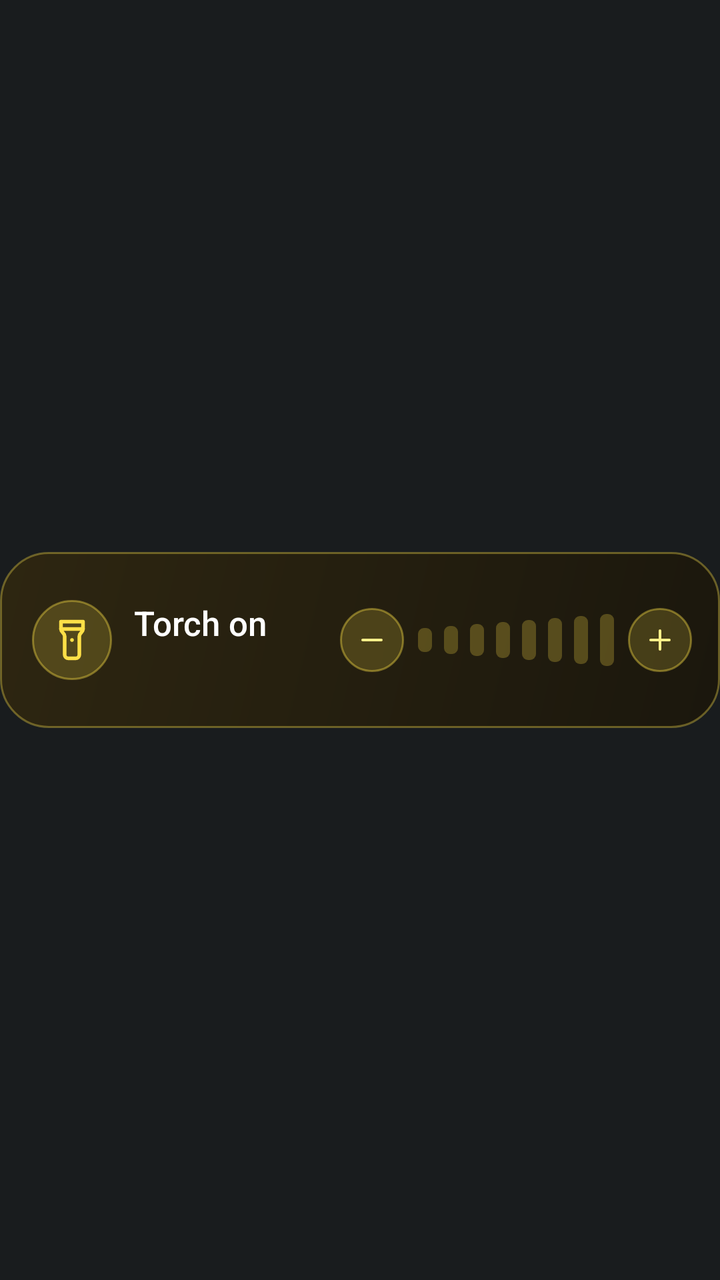
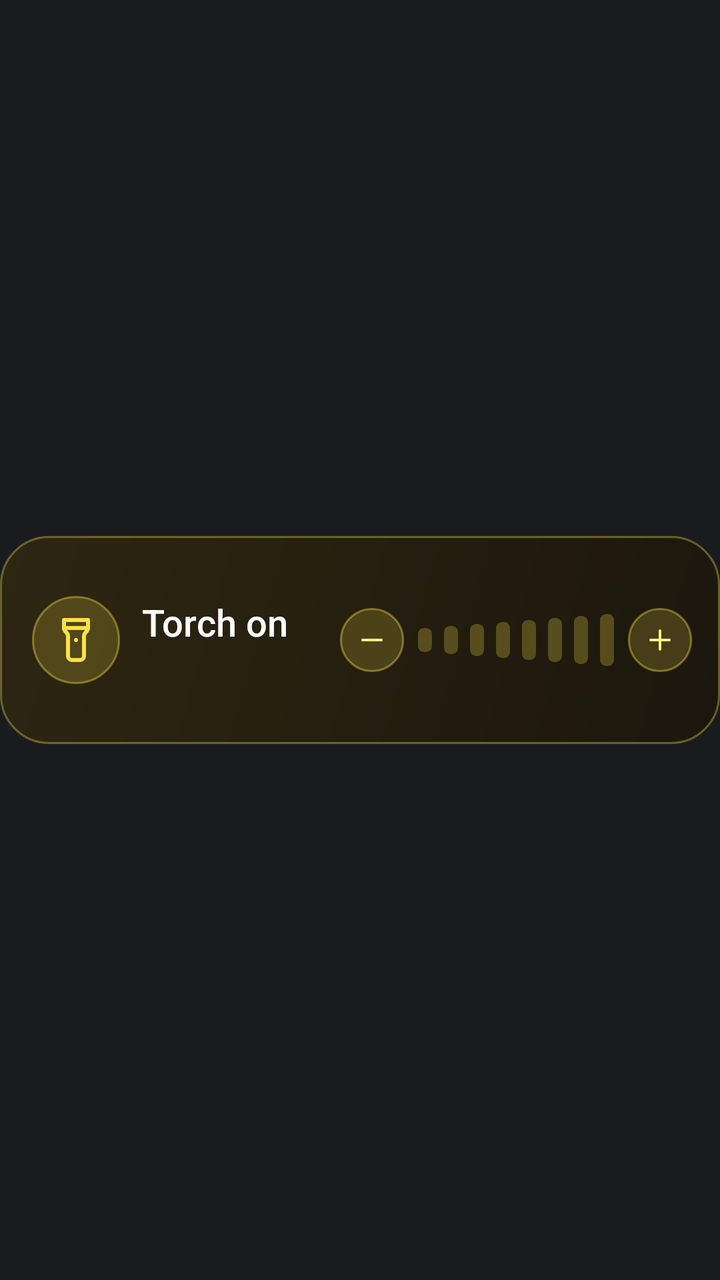

Compare the two renders of this Android layout. The source of the first and the diff that turns it into the second are given below.
<!-- AndroidManifest.xml: application theme Theme.AtAGlancePlus -->
<!-- res/layout/card_torch.xml -->
<?xml version="1.0" encoding="utf-8"?>
<FrameLayout xmlns:android="http://schemas.android.com/apk/res/android"
    android:id="@+id/card_root"
    style="@style/AagCardRoot">

    <LinearLayout
        android:id="@+id/card_body"
        style="@style/AagCardBody"
        android:background="@drawable/card_bg_torch"
        android:gravity="center_vertical"
        android:orientation="horizontal"
        android:paddingEnd="10dp">

        <FrameLayout
            android:id="@+id/torch_badge"
            android:layout_width="40dp"
            android:layout_height="40dp"
            android:background="@drawable/torch_button_bg">

            <ImageView
                android:id="@+id/torch_icon"
                android:layout_width="22dp"
                android:layout_height="22dp"
                android:layout_gravity="center"
                android:contentDescription="@null"
                android:src="@drawable/ic_torch" />
        </FrameLayout>

        <LinearLayout
            android:layout_width="0dp"
            android:layout_height="wrap_content"
            android:layout_marginStart="11dp"
            android:layout_weight="1"
            android:orientation="vertical">

            <TextView
                android:id="@+id/torch_title"
                style="@style/AagText.Title"
                android:layout_width="match_parent"
                android:layout_height="wrap_content"
                android:text="Torch on" />

            <TextView
                android:id="@+id/torch_detail"
                style="@style/AagText.Detail"
                android:layout_width="match_parent"
                android:layout_height="wrap_content"
                android:textColor="#FFFEF08A" />
        </LinearLayout>

        <LinearLayout
            android:id="@+id/torch_controls"
            android:layout_width="wrap_content"
            android:layout_height="match_parent"
            android:gravity="center_vertical"
            android:orientation="horizontal">

        <FrameLayout
            android:id="@+id/torch_down"
            android:layout_width="40dp"
            android:layout_height="match_parent"
            android:contentDescription="Dimmer">

            <FrameLayout
                android:id="@+id/torch_down_bg"
                android:layout_width="32dp"
                android:layout_height="32dp"
                android:layout_gravity="center"
                android:background="@drawable/torch_button_bg">

                <ImageView
                    android:id="@+id/torch_down_icon"
                    android:layout_width="16dp"
                    android:layout_height="16dp"
                    android:layout_gravity="center"
                    android:contentDescription="@null"
                    android:src="@drawable/ic_minus" />
            </FrameLayout>
        </FrameLayout>

        <LinearLayout
            android:id="@+id/torch_levels"
            android:layout_width="wrap_content"
            android:layout_height="match_parent"
            android:orientation="horizontal">

            <FrameLayout
                android:id="@+id/torch_step_1"
                android:layout_width="13dp"
                android:layout_height="match_parent"
                android:contentDescription="Brightness 1">

                <ImageView
                    android:id="@+id/torch_seg_1"
                    android:layout_width="7dp"
                    android:layout_height="12dp"
                    android:layout_gravity="center"
                    android:contentDescription="@null"
                    android:src="@drawable/torch_seg_off" />
            </FrameLayout>

            <FrameLayout
                android:id="@+id/torch_step_2"
                android:layout_width="13dp"
                android:layout_height="match_parent"
                android:contentDescription="Brightness 2">

                <ImageView
                    android:id="@+id/torch_seg_2"
                    android:layout_width="7dp"
                    android:layout_height="14dp"
                    android:layout_gravity="center"
                    android:contentDescription="@null"
                    android:src="@drawable/torch_seg_off" />
            </FrameLayout>

            <FrameLayout
                android:id="@+id/torch_step_3"
                android:layout_width="13dp"
                android:layout_height="match_parent"
                android:contentDescription="Brightness 3">

                <ImageView
                    android:id="@+id/torch_seg_3"
                    android:layout_width="7dp"
                    android:layout_height="16dp"
                    android:layout_gravity="center"
                    android:contentDescription="@null"
                    android:src="@drawable/torch_seg_off" />
            </FrameLayout>

            <FrameLayout
                android:id="@+id/torch_step_4"
                android:layout_width="13dp"
                android:layout_height="match_parent"
                android:contentDescription="Brightness 4">

                <ImageView
                    android:id="@+id/torch_seg_4"
                    android:layout_width="7dp"
                    android:layout_height="18dp"
                    android:layout_gravity="center"
                    android:contentDescription="@null"
                    android:src="@drawable/torch_seg_off" />
            </FrameLayout>

            <FrameLayout
                android:id="@+id/torch_step_5"
                android:layout_width="13dp"
                android:layout_height="match_parent"
                android:contentDescription="Brightness 5">

                <ImageView
                    android:id="@+id/torch_seg_5"
                    android:layout_width="7dp"
                    android:layout_height="20dp"
                    android:layout_gravity="center"
                    android:contentDescription="@null"
                    android:src="@drawable/torch_seg_off" />
            </FrameLayout>

            <FrameLayout
                android:id="@+id/torch_step_6"
                android:layout_width="13dp"
                android:layout_height="match_parent"
                android:contentDescription="Brightness 6">

                <ImageView
                    android:id="@+id/torch_seg_6"
                    android:layout_width="7dp"
                    android:layout_height="22dp"
                    android:layout_gravity="center"
                    android:contentDescription="@null"
                    android:src="@drawable/torch_seg_off" />
            </FrameLayout>

            <FrameLayout
                android:id="@+id/torch_step_7"
                android:layout_width="13dp"
                android:layout_height="match_parent"
                android:contentDescription="Brightness 7">

                <ImageView
                    android:id="@+id/torch_seg_7"
                    android:layout_width="7dp"
                    android:layout_height="24dp"
                    android:layout_gravity="center"
                    android:contentDescription="@null"
                    android:src="@drawable/torch_seg_off" />
            </FrameLayout>

            <FrameLayout
                android:id="@+id/torch_step_8"
                android:layout_width="13dp"
                android:layout_height="match_parent"
                android:contentDescription="Brightness 8">

                <ImageView
                    android:id="@+id/torch_seg_8"
                    android:layout_width="7dp"
                    android:layout_height="26dp"
                    android:layout_gravity="center"
                    android:contentDescription="@null"
                    android:src="@drawable/torch_seg_off" />
            </FrameLayout>

        </LinearLayout>

        <FrameLayout
            android:id="@+id/torch_up"
            android:layout_width="40dp"
            android:layout_height="match_parent"
            android:contentDescription="Brighter">

            <FrameLayout
                android:id="@+id/torch_up_bg"
                android:layout_width="32dp"
                android:layout_height="32dp"
                android:layout_gravity="center"
                android:background="@drawable/torch_button_bg">

                <ImageView
                    android:id="@+id/torch_up_icon"
                    android:layout_width="16dp"
                    android:layout_height="16dp"
                    android:layout_gravity="center"
                    android:contentDescription="@null"
                    android:src="@drawable/ic_plus" />
            </FrameLayout>
        </FrameLayout>

        </LinearLayout>
    </LinearLayout>

    
    <ImageView
        android:id="@+id/hold_bar"
        android:layout_width="match_parent"
        android:layout_height="@dimen/card_body_height"
        android:layout_gravity="center_vertical"
        android:contentDescription="@null"
        android:duplicateParentState="true"
        android:scaleType="fitXY"
        android:src="@drawable/hold_bar_red_400" />
</FrameLayout>
<!-- resources referenced by this layout -->
<resources>
  <dimen name="card_body_height">88dp</dimen>
  <!-- drawable torch_button_bg (drawable) -->
  <?xml version="1.0" encoding="utf-8"?>
  <shape xmlns:android="http://schemas.android.com/apk/res/android" android:shape="oval">
      <solid android:color="#2EFDE047" />
      <stroke android:width="1dp" android:color="#66FDE047" />
  </shape>
  <!-- drawable torch_seg_off (drawable) -->
  <?xml version="1.0" encoding="utf-8"?>
  <shape xmlns:android="http://schemas.android.com/apk/res/android" android:shape="rectangle">
      <solid android:color="#40FDE047" />
      <corners android:radius="3dp" />
  </shape>
  <style name="AagCardBody">
          <item name="android:layout_width">match_parent</item>
          <item name="android:layout_height">@dimen/card_body_height</item>
          <item name="android:layout_gravity">center_vertical</item>
          <item name="android:paddingStart">16dp</item>
          <item name="android:paddingEnd">18dp</item>
      </style>
  <style name="AagCardRoot">
          <item name="android:layout_width">match_parent</item>
          <item name="android:layout_height">88dp</item>
          <item name="android:clipChildren">false</item>
          <item name="android:clipToPadding">false</item>
      </style>
  <style name="AagText.Detail">
          <item name="android:textSize">13sp</item>
          <item name="android:fontFamily">sans-serif</item>
          <item name="android:lineHeight">17sp</item>
          <item name="android:letterSpacing">0.0077</item>
          <item name="android:textColor">#FFD8E2F0</item>
      </style>
  <style name="AagText.Title">
          <item name="android:textSize">17sp</item>
          <item name="android:fontFamily">sans-serif-medium</item>
          <item name="android:lineHeight">21sp</item>
      </style>
  <style name="Theme.AtAGlancePlus" parent="android:Theme.DeviceDefault.NoActionBar">
          <item name="android:windowLightStatusBar">false</item>
      </style>
  <!-- drawable hold_bar_red_full (drawable) -->
  <?xml version="1.0" encoding="utf-8"?>
  <vector xmlns:android="http://schemas.android.com/apk/res/android"
      android:width="380dp"
      android:height="76dp"
      android:viewportWidth="380"
      android:viewportHeight="76">
      <path
          android:name="ring"
          android:pathData="M190.0,1.25 H356 A22.75,22.75 0 0 1 378.75,24 V52 A22.75,22.75 0 0 1 356,74.75 H24 A22.75,22.75 0 0 1 1.25,52 V24 A22.75,22.75 0 0 1 24,1.25 Z"
          android:strokeColor="#FFF43F5E"
          android:strokeLineCap="round"
          android:strokeWidth="2.5"
          android:trimPathEnd="1" />
  </vector>
  <!-- drawable hold_bar_empty (drawable) -->
  <?xml version="1.0" encoding="utf-8"?>
  <vector xmlns:android="http://schemas.android.com/apk/res/android"
      android:width="380dp"
      android:height="76dp"
      android:viewportWidth="380"
      android:viewportHeight="76">
      <path
          android:name="ring"
          android:pathData="M190.0,1.25 H356 A22.75,22.75 0 0 1 378.75,24 V52 A22.75,22.75 0 0 1 356,74.75 H24 A22.75,22.75 0 0 1 1.25,52 V24 A22.75,22.75 0 0 1 24,1.25 Z"
          android:strokeColor="#00000000"
          android:strokeLineCap="round"
          android:strokeWidth="2.5"
          android:trimPathEnd="0" />
  </vector>
  <!-- drawable hold_bar_red_zero (drawable) -->
  <?xml version="1.0" encoding="utf-8"?>
  <vector xmlns:android="http://schemas.android.com/apk/res/android"
      android:width="380dp"
      android:height="76dp"
      android:viewportWidth="380"
      android:viewportHeight="76">
      <path
          android:name="ring"
          android:pathData="M190.0,1.25 H356 A22.75,22.75 0 0 1 378.75,24 V52 A22.75,22.75 0 0 1 356,74.75 H24 A22.75,22.75 0 0 1 1.25,52 V24 A22.75,22.75 0 0 1 24,1.25 Z"
          android:strokeColor="#FFF43F5E"
          android:strokeLineCap="round"
          android:strokeWidth="2.5"
          android:trimPathEnd="0" />
  </vector>
  <!-- unchanged entries left out for length: 6 -->
</resources>

<!-- the commit's change to res/layout/card_torch.xml (unified diff, before → after) -->
@@ -13,14 +13,14 @@
 
         <FrameLayout
             android:id="@+id/torch_badge"
-            android:layout_width="40dp"
-            android:layout_height="40dp"
+            android:layout_width="44dp"
+            android:layout_height="44dp"
             android:background="@drawable/torch_button_bg">
 
             <ImageView
                 android:id="@+id/torch_icon"
-                android:layout_width="22dp"
-                android:layout_height="22dp"
+                android:layout_width="24dp"
+                android:layout_height="24dp"
                 android:layout_gravity="center"
                 android:contentDescription="@null"
                 android:src="@drawable/ic_torch" />
<!-- resource entries referenced after the edit -->
@@ -1,6 +1,6 @@
 <!-- resources referenced by this layout -->
 <resources>
-  <dimen name="card_body_height">88dp</dimen>
+  <dimen name="card_body_height">104dp</dimen>
   <!-- drawable torch_button_bg (drawable) -->
   <?xml version="1.0" encoding="utf-8"?>
   <shape xmlns:android="http://schemas.android.com/apk/res/android" android:shape="oval">
@@ -22,21 +22,21 @@
       </style>
   <style name="AagCardRoot">
           <item name="android:layout_width">match_parent</item>
-          <item name="android:layout_height">88dp</item>
+          <item name="android:layout_height">@dimen/card_body_height</item>
           <item name="android:clipChildren">false</item>
           <item name="android:clipToPadding">false</item>
       </style>
   <style name="AagText.Detail">
-          <item name="android:textSize">13sp</item>
+          <item name="android:textSize">13.5sp</item>
           <item name="android:fontFamily">sans-serif</item>
-          <item name="android:lineHeight">17sp</item>
+          <item name="android:lineHeight">18sp</item>
           <item name="android:letterSpacing">0.0077</item>
           <item name="android:textColor">#FFD8E2F0</item>
       </style>
   <style name="AagText.Title">
-          <item name="android:textSize">17sp</item>
+          <item name="android:textSize">18.5sp</item>
           <item name="android:fontFamily">sans-serif-medium</item>
-          <item name="android:lineHeight">21sp</item>
+          <item name="android:lineHeight">23sp</item>
       </style>
   <style name="Theme.AtAGlancePlus" parent="android:Theme.DeviceDefault.NoActionBar">
           <item name="android:windowLightStatusBar">false</item>
@@ -44,13 +44,13 @@
   <!-- drawable hold_bar_red_full (drawable) -->
   <?xml version="1.0" encoding="utf-8"?>
   <vector xmlns:android="http://schemas.android.com/apk/res/android"
-      android:width="380dp"
-      android:height="76dp"
-      android:viewportWidth="380"
-      android:viewportHeight="76">
+      android:width="420dp"
+      android:height="104dp"
+      android:viewportWidth="420"
+      android:viewportHeight="104">
       <path
           android:name="ring"
-          android:pathData="M190.0,1.25 H356 A22.75,22.75 0 0 1 378.75,24 V52 A22.75,22.75 0 0 1 356,74.75 H24 A22.75,22.75 0 0 1 1.25,52 V24 A22.75,22.75 0 0 1 24,1.25 Z"
+          android:pathData="M210.0,1.25 H396 A22.75,22.75 0 0 1 418.75,24 V80 A22.75,22.75 0 0 1 396,102.75 H24 A22.75,22.75 0 0 1 1.25,80 V24 A22.75,22.75 0 0 1 24,1.25 Z"
           android:strokeColor="#FFF43F5E"
           android:strokeLineCap="round"
           android:strokeWidth="2.5"
@@ -59,13 +59,13 @@
   <!-- drawable hold_bar_empty (drawable) -->
   <?xml version="1.0" encoding="utf-8"?>
   <vector xmlns:android="http://schemas.android.com/apk/res/android"
-      android:width="380dp"
-      android:height="76dp"
-      android:viewportWidth="380"
-      android:viewportHeight="76">
+      android:width="420dp"
+      android:height="104dp"
+      android:viewportWidth="420"
+      android:viewportHeight="104">
       <path
           android:name="ring"
-          android:pathData="M190.0,1.25 H356 A22.75,22.75 0 0 1 378.75,24 V52 A22.75,22.75 0 0 1 356,74.75 H24 A22.75,22.75 0 0 1 1.25,52 V24 A22.75,22.75 0 0 1 24,1.25 Z"
+          android:pathData="M210.0,1.25 H396 A22.75,22.75 0 0 1 418.75,24 V80 A22.75,22.75 0 0 1 396,102.75 H24 A22.75,22.75 0 0 1 1.25,80 V24 A22.75,22.75 0 0 1 24,1.25 Z"
           android:strokeColor="#00000000"
           android:strokeLineCap="round"
           android:strokeWidth="2.5"
@@ -74,13 +74,13 @@
   <!-- drawable hold_bar_red_zero (drawable) -->
   <?xml version="1.0" encoding="utf-8"?>
   <vector xmlns:android="http://schemas.android.com/apk/res/android"
-      android:width="380dp"
-      android:height="76dp"
-      android:viewportWidth="380"
-      android:viewportHeight="76">
+      android:width="420dp"
+      android:height="104dp"
+      android:viewportWidth="420"
+      android:viewportHeight="104">
       <path
           android:name="ring"
-          android:pathData="M190.0,1.25 H356 A22.75,22.75 0 0 1 378.75,24 V52 A22.75,22.75 0 0 1 356,74.75 H24 A22.75,22.75 0 0 1 1.25,52 V24 A22.75,22.75 0 0 1 24,1.25 Z"
+          android:pathData="M210.0,1.25 H396 A22.75,22.75 0 0 1 418.75,24 V80 A22.75,22.75 0 0 1 396,102.75 H24 A22.75,22.75 0 0 1 1.25,80 V24 A22.75,22.75 0 0 1 24,1.25 Z"
           android:strokeColor="#FFF43F5E"
           android:strokeLineCap="round"
           android:strokeWidth="2.5"
